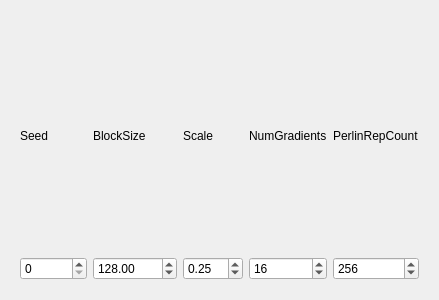
Above: ProcGen/Widgets/Passes/Perlin/PerlinPassWidget.ui from nitzryan/ProcGen before the change. Below: the same form after it.
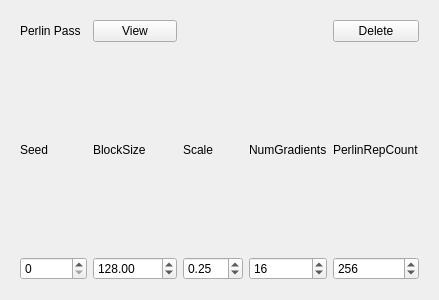
That is the form after the change.

Commit message: Added ability to only see Perlin Pass image

```diff
--- a/ProcGen/Widgets/Passes/Perlin/PerlinPassWidget.ui
+++ b/ProcGen/Widgets/Passes/Perlin/PerlinPassWidget.ui
@@ -23,82 +23,7 @@
       </sizepolicy>
      </property>
      <layout class="QGridLayout" name="gridLayout">
-      <item row="0" column="0">
-       <widget class="QLabel" name="label">
-        <property name="sizePolicy">
-         <sizepolicy hsizetype="Preferred" vsizetype="Minimum">
-          <horstretch>0</horstretch>
-          <verstretch>0</verstretch>
-         </sizepolicy>
-        </property>
-        <property name="text">
-         <string>Seed</string>
-        </property>
-       </widget>
-      </item>
-      <item row="0" column="1">
-       <widget class="QLabel" name="label_2">
-        <property name="sizePolicy">
-         <sizepolicy hsizetype="Preferred" vsizetype="Minimum">
-          <horstretch>0</horstretch>
-          <verstretch>0</verstretch>
-         </sizepolicy>
-        </property>
-        <property name="text">
-         <string>BlockSize</string>
-        </property>
-       </widget>
-      </item>
-      <item row="0" column="2">
-       <widget class="QLabel" name="label_3">
-        <property name="sizePolicy">
-         <sizepolicy hsizetype="Preferred" vsizetype="Minimum">
-          <horstretch>0</horstretch>
-          <verstretch>0</verstretch>
-         </sizepolicy>
-        </property>
-        <property name="text">
-         <string>Scale</string>
-        </property>
-       </widget>
-      </item>
-      <item row="0" column="3">
-       <widget class="QLabel" name="label_4">
-        <property name="sizePolicy">
-         <sizepolicy hsizetype="Preferred" vsizetype="Minimum">
-          <horstretch>0</horstretch>
-          <verstretch>0</verstretch>
-         </sizepolicy>
-        </property>
-        <property name="text">
-         <string>NumGradients</string>
-        </property>
-       </widget>
-      </item>
-      <item row="0" column="4">
-       <widget class="QLabel" name="label_5">
-        <property name="sizePolicy">
-         <sizepolicy hsizetype="Preferred" vsizetype="Minimum">
-          <horstretch>0</horstretch>
-          <verstretch>0</verstretch>
-         </sizepolicy>
-        </property>
-        <property name="text">
-         <string>PerlinRepCount</string>
-        </property>
-       </widget>
-      </item>
-      <item row="1" column="0">
-       <widget class="QSpinBox" name="sbSeed">
-        <property name="minimum">
-         <number>0</number>
-        </property>
-        <property name="maximum">
-         <number>999999999</number>
-        </property>
-       </widget>
-      </item>
-      <item row="1" column="1">
+      <item row="2" column="1">
        <widget class="QDoubleSpinBox" name="dsbBlockSize">
         <property name="minimum">
          <double>4.000000000000000</double>
@@ -111,7 +36,17 @@
         </property>
        </widget>
       </item>
-      <item row="1" column="2">
+      <item row="2" column="0">
+       <widget class="QSpinBox" name="sbSeed">
+        <property name="minimum">
+         <number>0</number>
+        </property>
+        <property name="maximum">
+         <number>999999999</number>
+        </property>
+       </widget>
+      </item>
+      <item row="2" column="2">
        <widget class="QDoubleSpinBox" name="dsbScale">
         <property name="maximum">
          <double>10.000000000000000</double>
@@ -121,20 +56,59 @@
         </property>
        </widget>
       </item>
-      <item row="1" column="3">
-       <widget class="QSpinBox" name="sbNumGrad">
-        <property name="minimum">
-         <number>4</number>
-        </property>
-        <property name="maximum">
-         <number>360</number>
-        </property>
-        <property name="value">
-         <number>16</number>
-        </property>
-       </widget>
-      </item>
       <item row="1" column="4">
+       <widget class="QLabel" name="label_5">
+        <property name="sizePolicy">
+         <sizepolicy hsizetype="Preferred" vsizetype="Minimum">
+          <horstretch>0</horstretch>
+          <verstretch>0</verstretch>
+         </sizepolicy>
+        </property>
+        <property name="text">
+         <string>PerlinRepCount</string>
+        </property>
+       </widget>
+      </item>
+      <item row="1" column="1">
+       <widget class="QLabel" name="label_2">
+        <property name="sizePolicy">
+         <sizepolicy hsizetype="Preferred" vsizetype="Minimum">
+          <horstretch>0</horstretch>
+          <verstretch>0</verstretch>
+         </sizepolicy>
+        </property>
+        <property name="text">
+         <string>BlockSize</string>
+        </property>
+       </widget>
+      </item>
+      <item row="1" column="0">
+       <widget class="QLabel" name="label">
+        <property name="sizePolicy">
+         <sizepolicy hsizetype="Preferred" vsizetype="Minimum">
+          <horstretch>0</horstretch>
+          <verstretch>0</verstretch>
+         </sizepolicy>
+        </property>
+        <property name="text">
+         <string>Seed</string>
+        </property>
+       </widget>
+      </item>
+      <item row="1" column="2">
+       <widget class="QLabel" name="label_3">
+        <property name="sizePolicy">
+         <sizepolicy hsizetype="Preferred" vsizetype="Minimum">
+          <horstretch>0</horstretch>
+          <verstretch>0</verstretch>
+         </sizepolicy>
+        </property>
+        <property name="text">
+         <string>Scale</string>
+        </property>
+       </widget>
+      </item>
+      <item row="2" column="4">
        <widget class="QSpinBox" name="sbPerlinRep">
         <property name="minimum">
          <number>64</number>
@@ -147,6 +121,53 @@
         </property>
        </widget>
       </item>
+      <item row="1" column="3">
+       <widget class="QLabel" name="label_4">
+        <property name="sizePolicy">
+         <sizepolicy hsizetype="Preferred" vsizetype="Minimum">
+          <horstretch>0</horstretch>
+          <verstretch>0</verstretch>
+         </sizepolicy>
+        </property>
+        <property name="text">
+         <string>NumGradients</string>
+        </property>
+       </widget>
+      </item>
+      <item row="2" column="3">
+       <widget class="QSpinBox" name="sbNumGrad">
+        <property name="minimum">
+         <number>4</number>
+        </property>
+        <property name="maximum">
+         <number>360</number>
+        </property>
+        <property name="value">
+         <number>16</number>
+        </property>
+       </widget>
+      </item>
+      <item row="0" column="0">
+       <widget class="QLabel" name="label_6">
+        <property name="text">
+         <string>Perlin Pass</string>
+        </property>
+       </widget>
+      </item>
+      <item row="0" column="1">
+       <widget class="QPushButton" name="pbView">
+        <property name="text">
+         <string>View</string>
+        </property>
+       </widget>
+      </item>
+      <item row="0" column="4">
+       <widget class="QPushButton" name="pbDelete">
+        <property name="text">
+         <string>Delete</string>
+        </property>
+       </widget>
+      </item>
      </layout>
     </widget>
    </item>
```
The commit also changes 10 other files.
